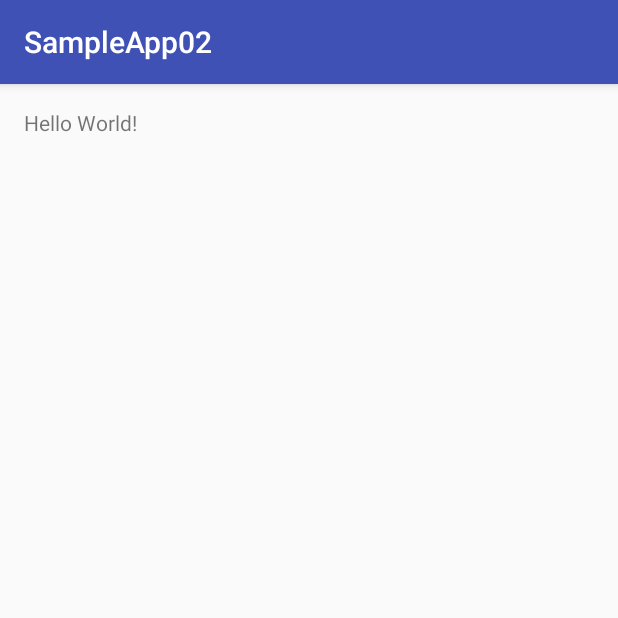
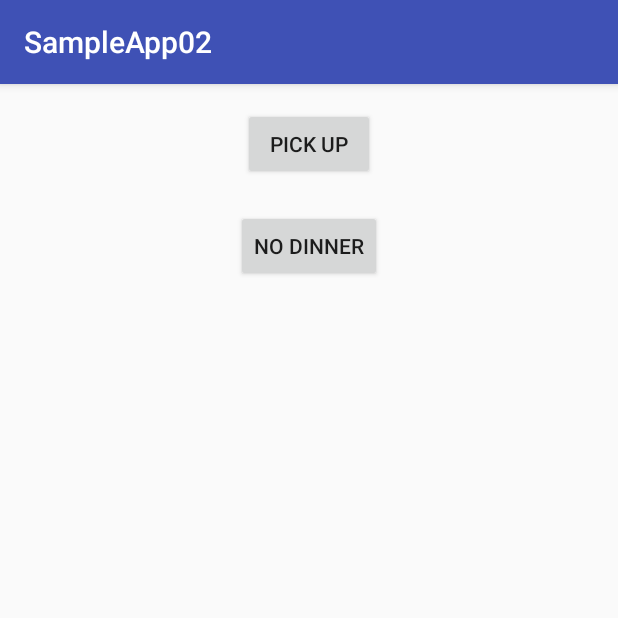
Before and after one commit to stvjbz/SampleApp02, an Android app: the screen it shows after launch (MainActivity), on a phone screen of 412 x 824 dp, the top half of it. Run offline under Robolectric (Android 15) with nearby library versions, the phone set to English and light mode, and no system bars.

Commit message:
[change] add two buttons.

```diff
--- a/app/src/main/res/layout/activity_main.xml
+++ b/app/src/main/res/layout/activity_main.xml
@@ -9,8 +9,20 @@
     android:paddingTop="@dimen/activity_vertical_margin"
     tools:context="com.stvjbz.sampleapp02.MainActivity">
 
-    <TextView
+    <Button
         android:layout_width="wrap_content"
         android:layout_height="wrap_content"
-        android:text="Hello World!" />
+        android:text="@string/button_pickup"
+        android:id="@+id/button1"
+        android:layout_alignParentTop="true"
+        android:layout_centerHorizontal="true" />
+
+    <Button
+        android:layout_width="wrap_content"
+        android:layout_height="wrap_content"
+        android:text="@string/button_no_dinner"
+        android:id="@+id/button2"
+        android:layout_marginTop="20dp"
+        android:layout_below="@+id/button1"
+        android:layout_centerHorizontal="true" />
 </RelativeLayout>
```
